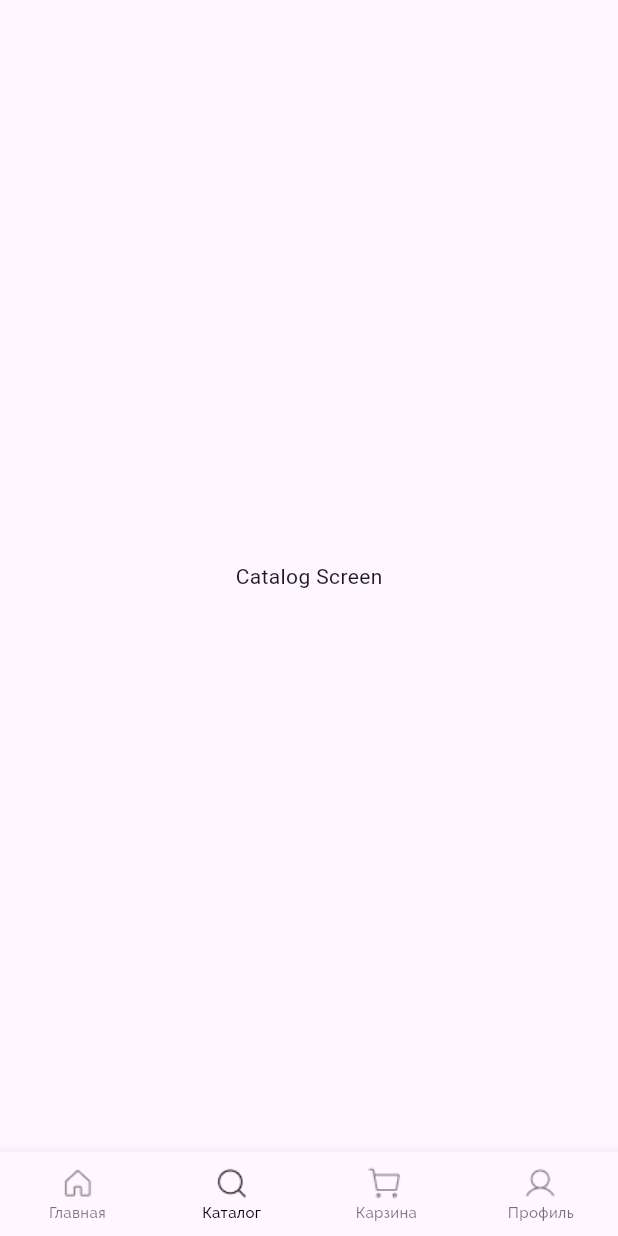
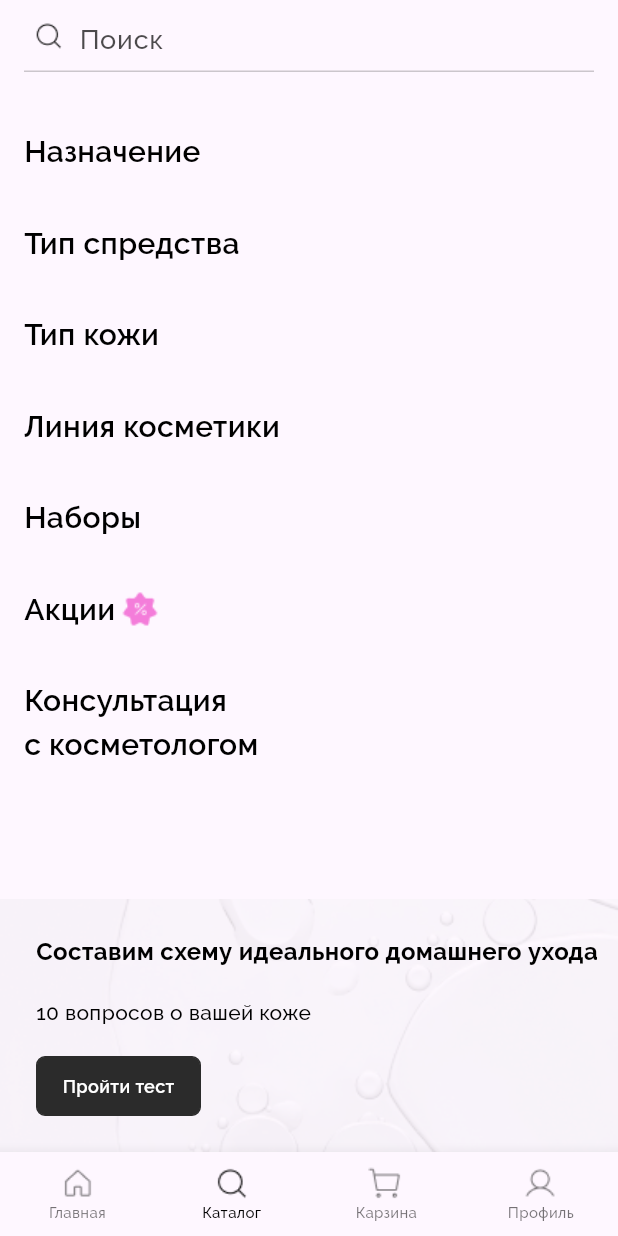
Before and after one commit to Barbos20/test_flutter_online_store, a Flutter app: the screen it shows after launch, item 2 of the bottom bar chosen, on a phone screen of 412 x 824 dp. Run offline on Flutter 3.47's test engine with Material 3 defaults, Android fonts, the light colour scheme and no system bars.

Commit message:
feat: Создание экрана "Каталог". (#9)

```diff
--- a/lib/features/catalog_screen/catalog_screen.dart
+++ b/lib/features/catalog_screen/catalog_screen.dart
@@ -1,12 +1,41 @@
 import 'package:flutter/material.dart';
+import 'package:test_online_store/features/catalog_screen/widgets/list_menu_catalog.dart';
+import 'package:test_online_store/features/catalog_screen/widgets/row_search.dart';
+import 'package:test_online_store/features/catalog_screen/widgets/take_test.dart';
 
-class CatalogScreen extends StatelessWidget {
+class CatalogScreen extends StatefulWidget {
   const CatalogScreen({super.key});
 
   @override
+  State<CatalogScreen> createState() => _CatalogScreenState();
+}
+
+class _CatalogScreenState extends State<CatalogScreen> {
+  @override
   Widget build(BuildContext context) {
-    return Center(
-      child: Text('Catalog Screen'),
+    final statusBarHeight = MediaQuery.of(context).padding.top;
+
+    return Scaffold(
+      body: Padding(
+        padding: EdgeInsets.only(top: statusBarHeight),
+        child: const Column(
+          mainAxisAlignment: MainAxisAlignment.spaceBetween,
+          children: [
+            Expanded(
+              child: SingleChildScrollView(
+                child: Column(
+                  children: [
+                    RowSearch(),
+                    SizedBox(height: 39),
+                    ListMenuCatalog(),
+                  ],
+                ),
+              ),
+            ),
+            TakeTest(),
+          ],
+        ),
+      ),
     );
   }
 }
--- /dev/null
+++ b/lib/features/catalog_screen/widgets/list_menu_catalog.dart
@@ -0,0 +1,51 @@
+import 'package:flutter/material.dart';
+import 'package:test_online_store/utils/all_text.dart';
+import 'package:test_online_store/utils/app_text_style.dart';
+import 'package:test_online_store/utils/assets_pictures.dart';
+import 'package:test_online_store/utils/data.dart';
+
+class ListMenuCatalog extends StatelessWidget {
+  const ListMenuCatalog({super.key});
+
+  @override
+  Widget build(BuildContext context) {
+    const catalogMenuList = Data.catalogMenuList;
+    return Padding(
+      padding: const EdgeInsets.symmetric(horizontal: 16),
+      child: Column(
+        children: catalogMenuList.asMap().entries.map(
+          (entry) {
+            final index = entry.key;
+            final itemMenu = entry.value;
+            return Padding(
+              padding: EdgeInsets.only(
+                bottom: index == catalogMenuList.length - 1 ? 0 : 32,
+              ),
+              child: GestureDetector(
+                onTap: () {},
+                child: Row(
+                  children: [
+                    Text(
+                      itemMenu,
+                      style: AppTextStyles.raleway600.copyWith(
+                        color: Colors.black,
+                        fontSize: 20,
+                      ),
+                    ),
+                    if (itemMenu == AllText.promotions)
+                      Padding(
+                        padding: const EdgeInsets.only(left: 4),
+                        child: Image.asset(
+                          AssetsPictures.pinkPromotion,
+                        ),
+                      ),
+                  ],
+                ),
+              ),
+            );
+          },
+        ).toList(),
+      ),
+    );
+  }
+}
--- /dev/null
+++ b/lib/features/catalog_screen/widgets/row_search.dart
@@ -0,0 +1,73 @@
+import 'package:flutter/material.dart';
+import 'package:test_online_store/utils/all_text.dart';
+import 'package:test_online_store/utils/app_text_style.dart';
+import 'package:test_online_store/utils/assets_pictures.dart';
+
+class RowSearch extends StatefulWidget {
+  const RowSearch({super.key});
+
+  @override
+  State<RowSearch> createState() => _RowSearchState();
+}
+
+class _RowSearchState extends State<RowSearch> {
+  final textEditingController = TextEditingController();
+  final border = UnderlineInputBorder(
+    borderSide:
+        BorderSide(color: const Color(0xff000000).withOpacity(0.2), width: 1),
+  );
+
+  @override
+  void dispose() {
+    textEditingController.clear();
+    super.dispose();
+  }
+
+  @override
+  Widget build(BuildContext context) {
+    return Column(
+      children: [
+        // SizedBox(
+        //   height: MediaQuery.of(context).padding.top,
+        // ),
+        Padding(
+          padding: const EdgeInsets.symmetric(horizontal: 16),
+          child: TextField(
+            controller: textEditingController,
+            cursorColor: const Color(0xff000000).withOpacity(0.2),
+            decoration: InputDecoration(
+              hintText: AllText.search,
+              hintStyle: AppTextStyles.raleway500.copyWith(
+                color: const Color(0xff000000).withOpacity(0.7),
+                fontSize: 18,
+              ),
+              contentPadding: const EdgeInsets.only(top: 4),
+              fillColor: Colors.transparent,
+              border: border,
+              focusedBorder: border,
+              focusedErrorBorder: border,
+              disabledBorder: border,
+              enabledBorder: border,
+              errorBorder: border,
+              prefixIcon: Padding(
+                padding: const EdgeInsets.only(left: 6),
+                child: Image.asset(
+                  AssetsPictures.magnifyingGlass,
+                  color: const Color(0xff000000),
+                ),
+              ),
+              prefixIconConstraints: const BoxConstraints(
+                minHeight: 14,
+                minWidth: 14,
+                maxHeight: 20,
+              ),
+              prefix: const SizedBox(
+                width: 6,
+              ),
+            ),
+          ),
+        )
+      ],
+    );
+  }
+}
--- /dev/null
+++ b/lib/features/catalog_screen/widgets/take_test.dart
@@ -0,0 +1,64 @@
+import 'package:flutter/material.dart';
+import 'package:test_online_store/features/widgets/custom_button.dart';
+import 'package:test_online_store/utils/all_text.dart';
+import 'package:test_online_store/utils/app_text_style.dart';
+import 'package:test_online_store/utils/assets_pictures.dart';
+
+class TakeTest extends StatelessWidget {
+  const TakeTest({super.key});
+
+  @override
+  Widget build(BuildContext context) {
+    return Stack(
+      children: [
+        Container(
+          height: 169,
+          width: double.infinity,
+          decoration: const BoxDecoration(
+            image: DecorationImage(
+              image: AssetImage(
+                AssetsPictures.background,
+              ),
+              fit: BoxFit.cover,
+            ),
+          ),
+        ),
+        Padding(
+          padding: const EdgeInsets.symmetric(
+            vertical: 24,
+          ).copyWith(left: 24),
+          child: SizedBox(
+            height: 121,
+            child: Column(
+              crossAxisAlignment: CrossAxisAlignment.start,
+              mainAxisAlignment: MainAxisAlignment.spaceBetween,
+              children: [
+                const Text(
+                  AllText.createScheme,
+                  style: AppTextStyles.raleway700,
+                ),
+                Text(
+                  AllText.tenQuestions,
+                  style: AppTextStyles.raleway500.copyWith(
+                    color: Colors.black,
+                    fontSize: 14,
+                  ),
+                ),
+                CustomButton(
+                  onTap: () {},
+                  buttonWidth: 110,
+                  buttonHeight: 40,
+                  fillColor: const Color(0xff2B2B2B),
+                  borderColor: const Color(0xff2B2B2B),
+                  borderRadius: 6,
+                  title: AllText.takeTest,
+                  textStyle: AppTextStyles.raleway600,
+                )
+              ],
+            ),
+          ),
+        ),
+      ],
+    );
+  }
+}
--- a/lib/features/main_screen/main_screen.dart
+++ b/lib/features/main_screen/main_screen.dart
@@ -50,6 +50,7 @@ class _MyHomePageState extends State<MainScreen> {
             stripColorEnd: const Color(0xffFCBC5C),
             products: Data.hitsProductsList,
           ),
+          const SizedBox(height: 50),
         ],
       ),
     );
--- a/lib/utils/all_text.dart
+++ b/lib/utils/all_text.dart
@@ -32,4 +32,12 @@ class AllText {
   static const forMoisturizing = 'Для увлажнения';
   static const forNourish = 'Для питания';
   static const forRejuvenation = 'Для омоложения';
+  static const search = 'Поиск';
+  static const appointment = 'Назначение';
+  static const typeOfVehicle = 'Тип спредства';
+  static const typeOfSkin = 'Тип кожи';
+  static const cosmeticsLine = 'Линия косметики';
+  static const consultationWithCosmetologist = 'Консультация \nс косметологом ';
+  static const createScheme = 'Составим схему идеального домашнего ухода';
+  static const tenQuestions = '10 вопросов о вашей коже';
 }
--- a/lib/utils/assets_pictures.dart
+++ b/lib/utils/assets_pictures.dart
@@ -3,6 +3,7 @@ class AssetsPictures {
   static const magnifyingGlass = 'assets/icons/MagnifyingGlass.png';
   static const shoppingCartSimple = 'assets/icons/ShoppingCartSimple.png';
   static const user = 'assets/icons/User.png';
+  static const pinkPromotion = 'assets/icons/pinkPromotion.png';
   static const headLogo = 'assets/pictures/headLogo.png';
   static const background = 'assets/pictures/background/background.png';
   static const forBody = 'assets/pictures/body.png';
--- a/lib/utils/data.dart
+++ b/lib/utils/data.dart
@@ -193,4 +193,14 @@ class Data {
       nameProduct: AllText.cleansing,
     ),
   ];
+
+  static const List<String> catalogMenuList = [
+    AllText.appointment,
+    AllText.typeOfVehicle,
+    AllText.typeOfSkin,
+    AllText.cosmeticsLine,
+    AllText.sets,
+    AllText.promotions,
+    AllText.consultationWithCosmetologist,
+  ];
 }
--- a/pubspec.yaml
+++ b/pubspec.yaml
@@ -46,6 +46,7 @@ flutter:
     - assets/icons/MagnifyingGlass.png
     - assets/icons/ShoppingCartSimple.png
     - assets/icons/User.png
+    - assets/icons/pinkPromotion.png
     - assets/pictures/body.png
     - assets/pictures/cream_blue.png
     - assets/pictures/cream_pink.png
```
Also changed, not shown: assets/icons/pinkPromotion.png (added).
